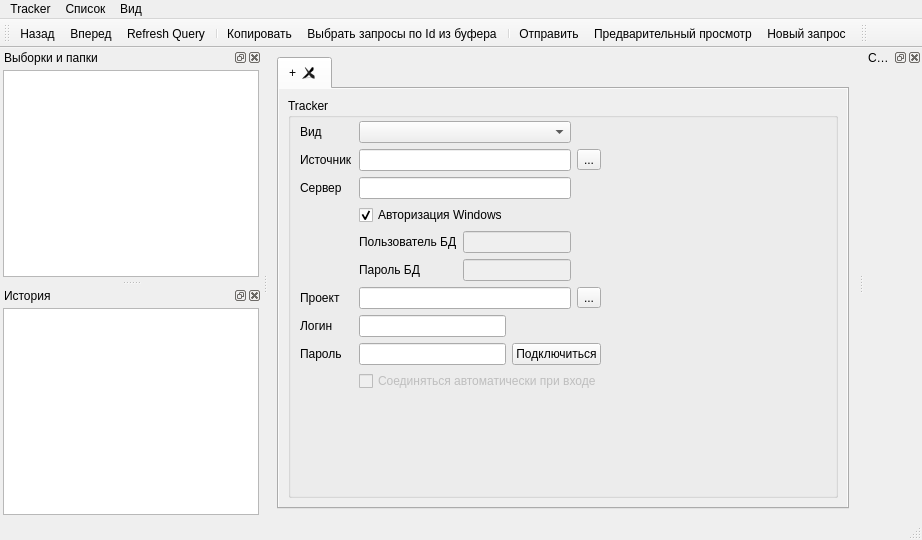
First picture: the form in client/ui/tracksmain.ui, repository sshmakov/Traquera, before the edit.
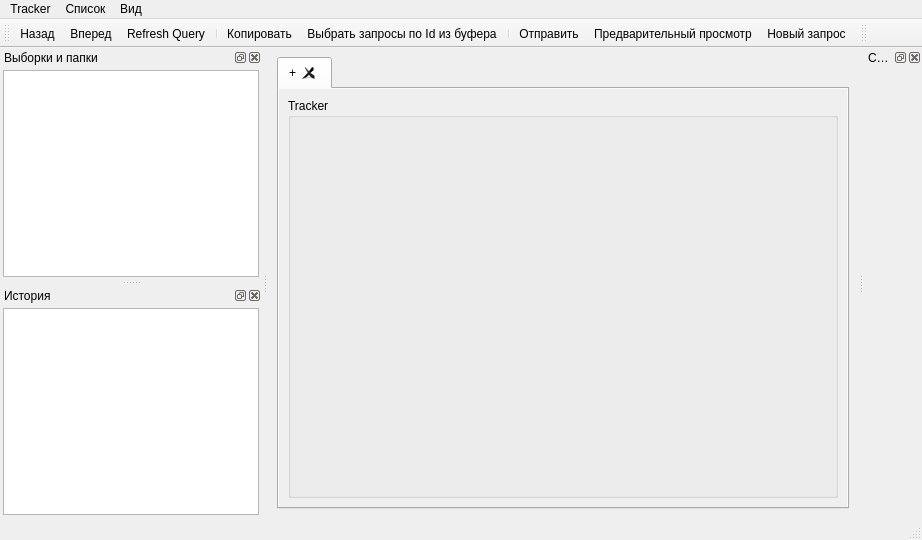
Second picture: the form after the edit. Icons and pictures are not drawn.

```diff
--- a/client/ui/tracksmain.ui
+++ b/client/ui/tracksmain.ui
@@ -99,149 +99,7 @@
                </property>
                <item>
                 <layout class="QGridLayout" name="gridLayout">
-                 <item row="6" column="0">
-                  <widget class="QLabel" name="label_2">
-                   <property name="text">
-                    <string>Проект</string>
-                   </property>
-                  </widget>
-                 </item>
-                 <item row="2" column="1" colspan="3">
-                  <widget class="QLineEdit" name="serverEdit"/>
-                 </item>
-                 <item row="8" column="1" colspan="2">
-                  <widget class="QLineEdit" name="passwordEdit">
-                   <property name="echoMode">
-                    <enum>QLineEdit::Password</enum>
-                   </property>
-                  </widget>
-                 </item>
-                 <item row="1" column="4">
-                  <widget class="QToolButton" name="btnDBMS">
-                   <property name="text">
-                    <string>...</string>
-                   </property>
-                  </widget>
-                 </item>
-                 <item row="8" column="3" colspan="2">
-                  <widget class="QPushButton" name="connectButton">
-                   <property name="text">
-                    <string>Подключиться</string>
-                   </property>
-                  </widget>
-                 </item>
-                 <item row="7" column="0">
-                  <widget class="QLabel" name="label_3">
-                   <property name="text">
-                    <string>Логин</string>
-                   </property>
-                  </widget>
-                 </item>
-                 <item row="8" column="0">
-                  <widget class="QLabel" name="label_6">
-                   <property name="text">
-                    <string>Пароль</string>
-                   </property>
-                  </widget>
-                 </item>
-                 <item row="6" column="1" colspan="3">
-                  <widget class="QLineEdit" name="projectEdit"/>
-                 </item>
-                 <item row="3" column="1" colspan="3">
-                  <widget class="QCheckBox" name="trustedUserBox">
-                   <property name="text">
-                    <string>Авторизация Windows</string>
-                   </property>
-                   <property name="checked">
-                    <bool>true</bool>
-                   </property>
-                  </widget>
-                 </item>
-                 <item row="1" column="0">
-                  <widget class="QLabel" name="label_7">
-                   <property name="text">
-                    <string>Источник</string>
-                   </property>
-                   <property name="buddy">
-                    <cstring>dbmsEdit</cstring>
-                   </property>
-                  </widget>
-                 </item>
-                 <item row="4" column="1">
-                  <widget class="QLabel" name="label_4">
-                   <property name="text">
-                    <string>Пользователь БД</string>
-                   </property>
-                  </widget>
-                 </item>
-                 <item row="5" column="1">
-                  <widget class="QLabel" name="label_5">
-                   <property name="text">
-                    <string>Пароль БД</string>
-                   </property>
-                  </widget>
-                 </item>
-                 <item row="4" column="2" colspan="2">
-                  <widget class="QLineEdit" name="sqlUserEdit">
-                   <property name="enabled">
-                    <bool>false</bool>
-                   </property>
-                  </widget>
-                 </item>
-                 <item row="5" column="2" colspan="2">
-                  <widget class="QLineEdit" name="sqlPassEdit">
-                   <property name="enabled">
-                    <bool>false</bool>
-                   </property>
-                  </widget>
-                 </item>
-                 <item row="2" column="0">
-                  <widget class="QLabel" name="label">
-                   <property name="text">
-                    <string>Сервер</string>
-                   </property>
-                   <property name="buddy">
-                    <cstring>serverEdit</cstring>
-                   </property>
-                  </widget>
-                 </item>
-                 <item row="1" column="1" colspan="3">
-                  <widget class="QLineEdit" name="dbmsEdit"/>
-                 </item>
-                 <item row="7" column="1" colspan="2">
-                  <widget class="QLineEdit" name="userEdit"/>
-                 </item>
-                 <item row="6" column="4">
-                  <widget class="QToolButton" name="readProjectsBtn">
-                   <property name="text">
-                    <string>...</string>
-                   </property>
-                  </widget>
-                 </item>
-                 <item row="0" column="1" colspan="3">
-                  <widget class="QComboBox" name="dbClassComboBox"/>
-                 </item>
                  <item row="0" column="0">
-                  <widget class="QLabel" name="label_8">
-                   <property name="text">
-                    <string>Вид</string>
-                   </property>
-                   <property name="buddy">
-                    <cstring>dbClassComboBox</cstring>
-                   </property>
-                  </widget>
-                 </item>
-                 <item row="9" column="1" colspan="5">
-                  <widget class="QCheckBox" name="checkBox">
-                   <property name="enabled">
-                    <bool>false</bool>
-                   </property>
-                   <property name="text">
-                    <string>Соединяться автоматически при входе</string>
-                   </property>
-                  </widget>
-                 </item>
-                 <item row="1" column="5">
                   <spacer name="horizontalSpacer">
                    <property name="orientation">
                     <enum>Qt::Horizontal</enum>
@@ -256,19 +114,6 @@
                  </item>
                 </layout>
                </item>
-               <item>
-                <spacer name="verticalSpacer">
-                 <property name="orientation">
-                  <enum>Qt::Vertical</enum>
-                 </property>
-                 <property name="sizeHint" stdset="0">
-                  <size>
-                   <width>20</width>
-                   <height>40</height>
-                  </size>
-                 </property>
-                </spacer>
-               </item>
                <item>
                 <spacer name="horizontalSpacer_2">
                  <property name="orientation">
```
Left out of the diff: 5 changed lines with no effect on the pictures.
